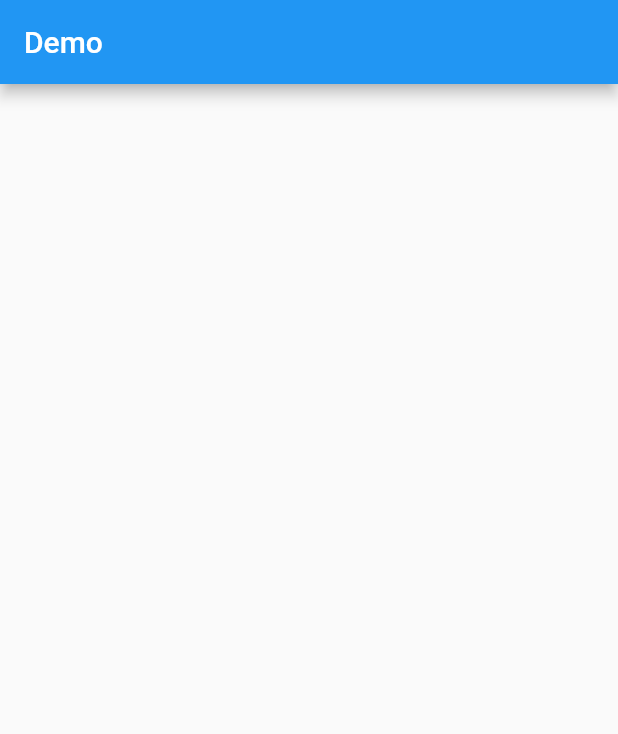
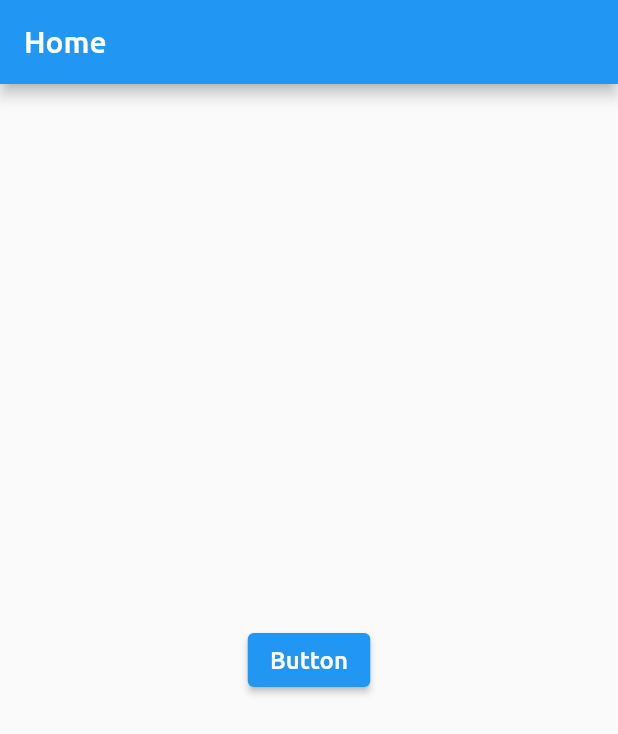
Before and after one commit to lenarcik-arek/map_bloc_firebase_app, a Flutter app: the screen it shows after launch, on a phone screen of 412 x 824 dp. Shown: the top 734 px of the screen. Run offline on Flutter 3.47's test engine with Material 2 defaults, Android fonts, the phone set to English and light mode, and no system bars; our stand-ins replace firebase_core; accounts and stored records are empty.

Commit message:
1 basic navigation added

```diff
--- a/lib/main.dart
+++ b/lib/main.dart
@@ -1,4 +1,7 @@
 import 'package:flutter/material.dart';
+import 'package:map_bloc_firebase_app/router/app_router.dart';
+import 'package:map_bloc_firebase_app/themes/theme.dart';
+import 'screens/home_screen.dart';
 
 void main() {
   runApp(const App());
@@ -11,23 +14,9 @@ class App extends StatelessWidget {
   Widget build(BuildContext context) {
     return MaterialApp(
       title: 'Map Bloc Firebase App',
-      theme: ThemeData(
-        primarySwatch: Colors.blue,
-      ),
-      home: const HomePage(),
+      theme: theme(),
+      onGenerateRoute: AppRouter.onGenerateRoute,
+      initialRoute: HomeScreen.routeName,
     );
   }
 }
-
-class HomePage extends StatelessWidget {
-  const HomePage({Key? key}) : super(key: key);
-
-  @override
-  Widget build(BuildContext context) {
-    return Scaffold(
-      appBar: AppBar(
-        title: const Text('Demo'),
-      ),
-    );
-  }
-}
--- /dev/null
+++ b/lib/router/app_router.dart
@@ -0,0 +1,46 @@
+import 'package:flutter/material.dart';
+import 'package:map_bloc_firebase_app/screens/home_screen.dart';
+
+import '../screens/forgotten_password.dart';
+import '../screens/login_screen.dart';
+import '../screens/register_screen.dart';
+import '../screens/settings_screen.dart';
+import '../screens/user_profile_screen.dart';
+import '../screens/verify_account_screen.dart';
+
+class AppRouter {
+  static Route onGenerateRoute(RouteSettings settings) {
+    switch (settings.name) {
+      case HomeScreen.routeName:
+        return HomeScreen.route();
+      case RegisterScreen.routeName:
+        return RegisterScreen.route();
+      case LoginScreen.routeName:
+        return LoginScreen.route();
+      case ForgottenPasswordScreen.routeName:
+        return ForgottenPasswordScreen.route();
+      case VerifyAccountScreen.routeName:
+        return VerifyAccountScreen.route();
+      case UserProfileScreen.routeName:
+        return UserProfileScreen.route();
+      case SettingsScreen.routeName:
+        return SettingsScreen.route();
+      default:
+        return _errorRoute();
+    }
+  }
+
+  static Route _errorRoute() {
+    return MaterialPageRoute(
+      builder: (_) => Scaffold(
+        appBar: AppBar(
+          title: const Text('Error'),
+        ),
+        body: const Center(
+          child: Text('Something went wrong'),
+        ),
+      ),
+      settings: const RouteSettings(name: '/error'),
+    );
+  }
+}
--- /dev/null
+++ b/lib/screens/home_screen.dart
@@ -0,0 +1,28 @@
+import 'package:flutter/material.dart';
+
+class HomeScreen extends StatelessWidget {
+  static const String routeName = '/';
+
+  static Route route() {
+    return MaterialPageRoute(
+      builder: (context) => const HomeScreen(),
+      settings: const RouteSettings(name: routeName),
+    );
+  }
+
+  const HomeScreen({Key? key}) : super(key: key);
+
+  @override
+  Widget build(BuildContext context) {
+    return Scaffold(
+      appBar: AppBar(
+        title: const Text('Home'),
+      ),
+      body: Center(
+          child: ElevatedButton(
+        onPressed: () {},
+        child: const Text('Button'),
+      )),
+    );
+  }
+}
```
Also changed, not shown: lib/screens/forgotten_password.dart (added, +55 -0 lines), lib/screens/login_screen.dart (added, +65 -0 lines), lib/screens/register_screen.dart (added, +75 -0 lines), lib/screens/settings_screen.dart (added, +45 -0 lines), lib/screens/user_profile_screen.dart (added, +45 -0 lines), lib/screens/verify_account_screen.dart (added, +45 -0 lines).
